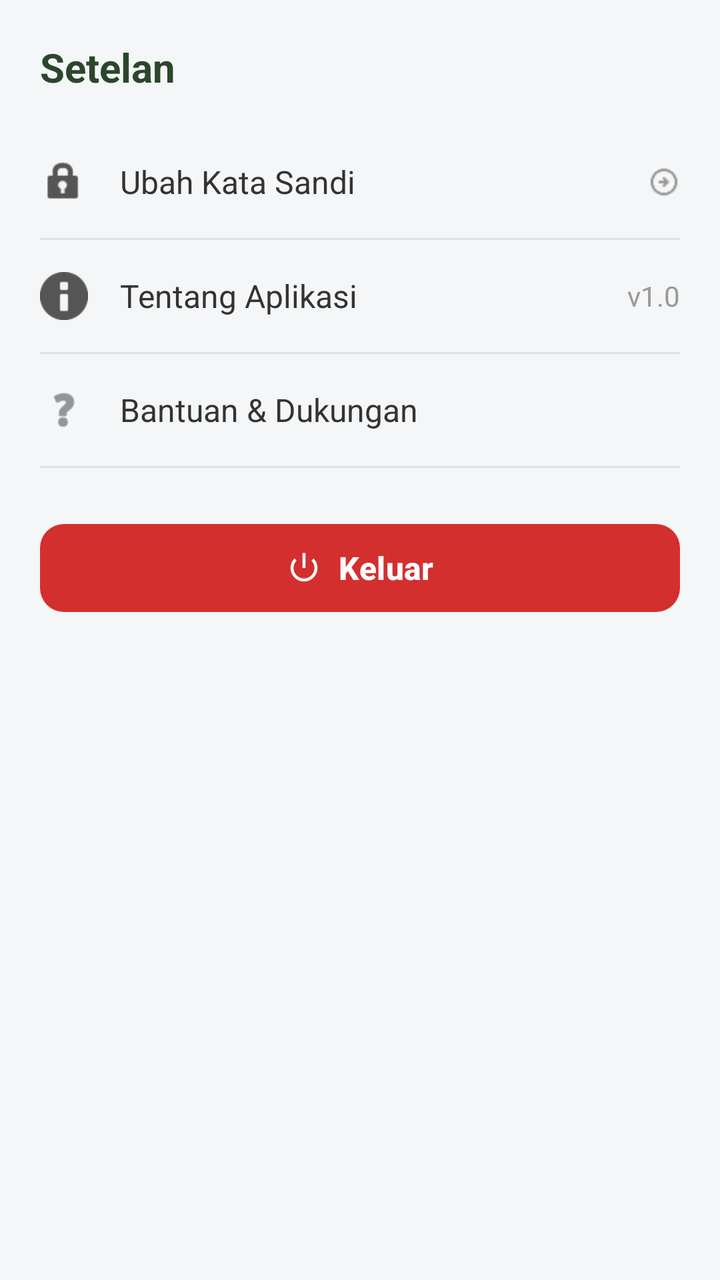
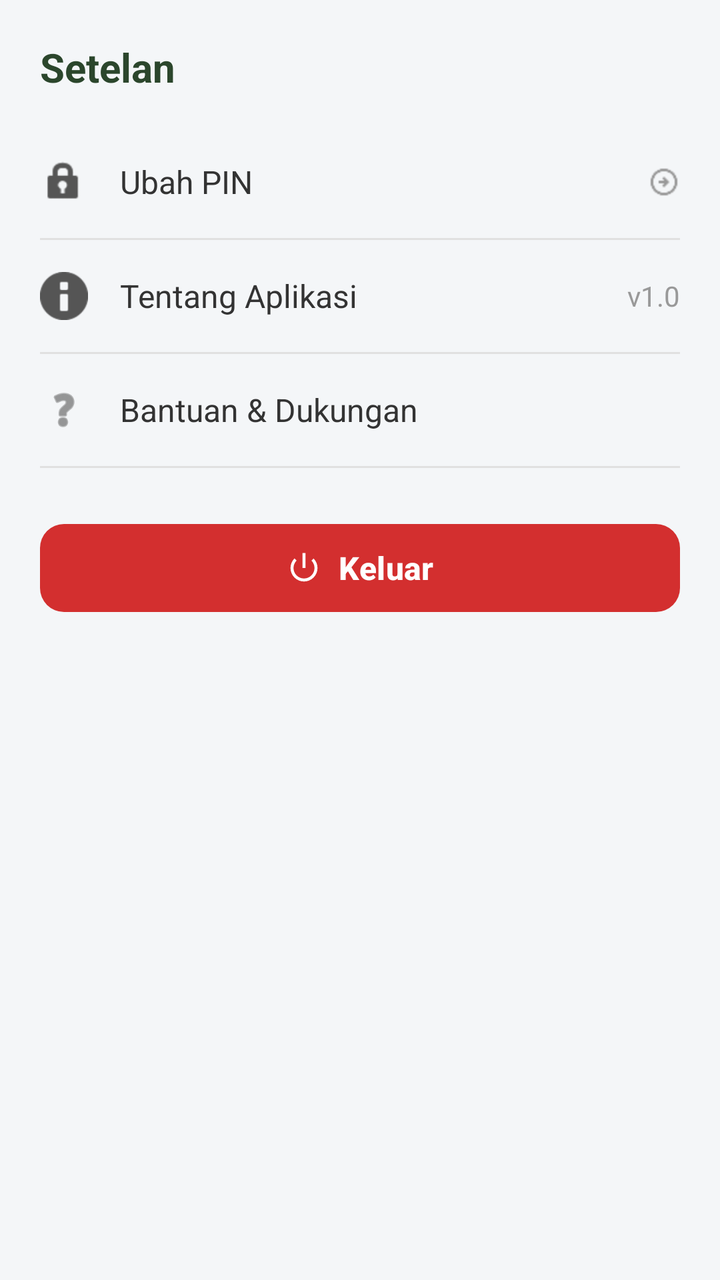

Two renders of the same Android screen: before a commit and after it. Below are the layout's source before the change and the commit's diff.
<!-- AndroidManifest.xml: application theme Theme.Notasawit -->
<!-- res/layout/fragment_setelan.xml -->
<?xml version="1.0" encoding="utf-8"?>
<LinearLayout xmlns:android="http://schemas.android.com/apk/res/android"
    xmlns:app="http://schemas.android.com/apk/res-auto"
    android:layout_width="match_parent"
    android:layout_height="match_parent"
    android:background="#F4F6F8"
    android:orientation="vertical"
    android:padding="20dp">

    <TextView
        android:layout_width="match_parent"
        android:layout_height="wrap_content"
        android:layout_marginBottom="16dp"
        android:text="Setelan"
        android:textColor="#2B462C"
        android:textSize="20sp"
        android:textStyle="bold" />

    
    <LinearLayout
        android:id="@+id/btnUbahPassword"
        android:layout_width="match_parent"
        android:layout_height="wrap_content"
        android:background="?attr/selectableItemBackground"
        android:clickable="true"
        android:focusable="true"
        android:gravity="center_vertical"
        android:orientation="horizontal"
        android:paddingVertical="16dp">

        <ImageView
            android:layout_width="24dp"
            android:layout_height="24dp"
            android:src="@android:drawable/ic_lock_idle_lock"
            app:tint="#555555" />

        <TextView
            android:layout_width="0dp"
            android:layout_height="wrap_content"
            android:layout_marginStart="16dp"
            android:layout_weight="1"
            android:text="Ubah Kata Sandi"
            android:textColor="#333333"
            android:textSize="16sp" />

        <ImageView
            android:layout_width="16dp"
            android:layout_height="16dp"
            android:src="@drawable/ic_arrow_left"
            android:rotation="180"
            app:tint="#999999" />
    </LinearLayout>

    <View
        android:layout_width="match_parent"
        android:layout_height="1dp"
        android:background="#E0E0E0" />

    
    <LinearLayout
        android:id="@+id/btnTentang"
        android:layout_width="match_parent"
        android:layout_height="wrap_content"
        android:background="?attr/selectableItemBackground"
        android:clickable="true"
        android:focusable="true"
        android:gravity="center_vertical"
        android:orientation="horizontal"
        android:paddingVertical="16dp">

        <ImageView
            android:layout_width="24dp"
            android:layout_height="24dp"
            android:src="@android:drawable/ic_dialog_info"
            app:tint="#555555" />

        <TextView
            android:layout_width="0dp"
            android:layout_height="wrap_content"
            android:layout_marginStart="16dp"
            android:layout_weight="1"
            android:text="Tentang Aplikasi"
            android:textColor="#333333"
            android:textSize="16sp" />

        <TextView
            android:layout_width="wrap_content"
            android:layout_height="wrap_content"
            android:text="v1.0"
            android:textColor="#999999"
            android:textSize="14sp" />
    </LinearLayout>

    <View
        android:layout_width="match_parent"
        android:layout_height="1dp"
        android:background="#E0E0E0" />

    
    <LinearLayout
        android:id="@+id/btnBantuan"
        android:layout_width="match_parent"
        android:layout_height="wrap_content"
        android:background="?attr/selectableItemBackground"
        android:clickable="true"
        android:focusable="true"
        android:gravity="center_vertical"
        android:orientation="horizontal"
        android:paddingVertical="16dp">

        <ImageView
            android:layout_width="24dp"
            android:layout_height="24dp"
            android:src="@android:drawable/ic_menu_help"
            app:tint="#555555" />

        <TextView
            android:layout_width="0dp"
            android:layout_height="wrap_content"
            android:layout_marginStart="16dp"
            android:layout_weight="1"
            android:text="Bantuan &amp; Dukungan"
            android:textColor="#333333"
            android:textSize="16sp" />
    </LinearLayout>

    <View
        android:layout_width="match_parent"
        android:layout_height="1dp"
        android:layout_marginBottom="24dp"
        android:background="#E0E0E0" />

    
    <com.google.android.material.button.MaterialButton
        android:id="@+id/btnLogout"
        android:layout_width="match_parent"
        android:layout_height="52dp"
        android:text="Keluar"
        android:textAllCaps="false"
        android:textColor="#FFFFFF"
        android:textSize="16sp"
        android:textStyle="bold"
        app:backgroundTint="#D32F2F"
        app:cornerRadius="12dp"
        app:icon="@android:drawable/ic_lock_power_off"
        app:iconGravity="textStart"
        app:iconTint="#FFFFFF" />

</LinearLayout>
<!-- resources referenced by this layout -->
<resources>
  <!-- drawable ic_arrow_left: png bitmap (drawable, 666 bytes) -->
  <style name="Theme.Notasawit" parent="Base.Theme.Notasawit" />
  <style name="Base.Theme.Notasawit" parent="Theme.Material3.DayNight.NoActionBar">
          
          
      </style>
</resources>

<!-- the commit's change to res/layout/fragment_setelan.xml (unified diff, before → after) -->
@@ -39,7 +39,7 @@
             android:layout_height="wrap_content"
             android:layout_marginStart="16dp"
             android:layout_weight="1"
-            android:text="Ubah Kata Sandi"
+            android:text="Ubah PIN"
             android:textColor="#333333"
             android:textSize="16sp" />
 
